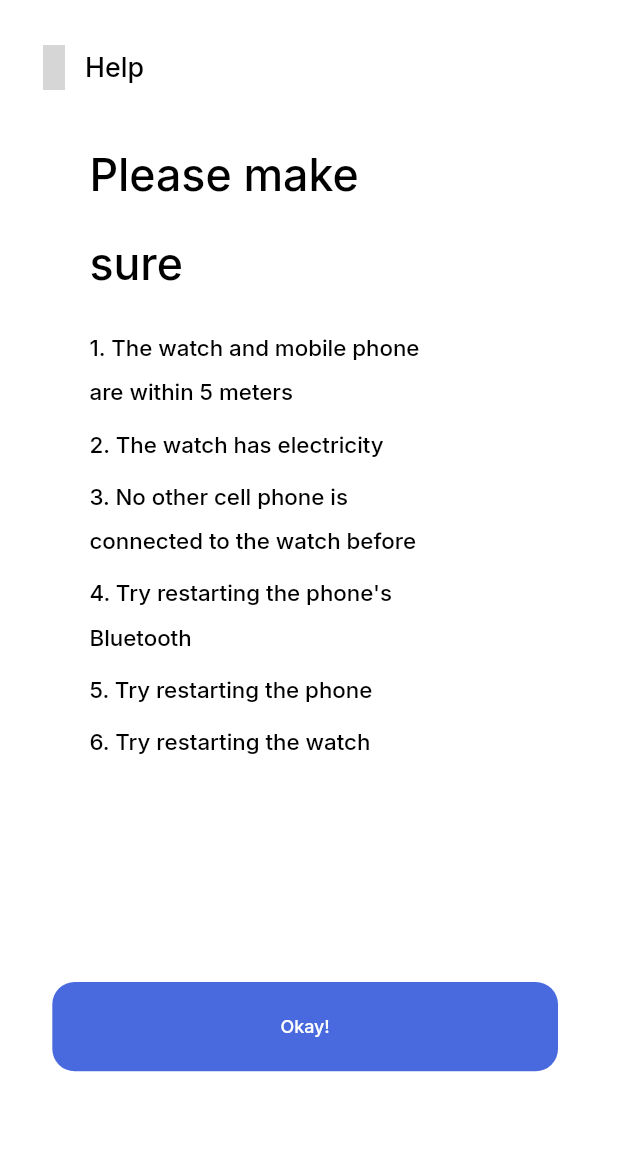
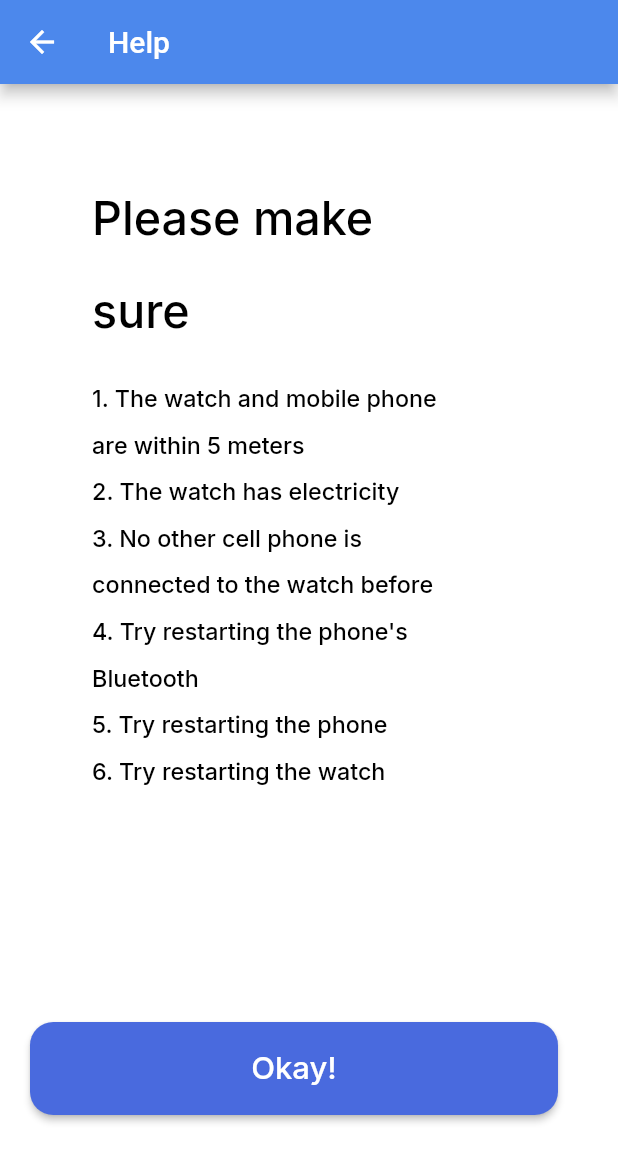
Before and after one commit to MumtazzainA/Alwatzher_MumtazKeren, a Flutter app: the HelpScreen screen opened directly, on a phone screen of 412 x 824 dp. Shown: the top 1162 px of the screen. Run offline on Flutter 3.47's test engine with Material 2 defaults, Android fonts, the phone set to English and light mode, and no system bars; our stand-ins replace equatable, flutter_login, get, google_fonts, image_picker; grey boxes are pictures that could not be loaded.

Commit message:
Tidy up a Bit

```diff
--- a/lib/pages/connect2_screen.dart
+++ b/lib/pages/connect2_screen.dart
@@ -1,6 +1,7 @@
 import 'package:flutter/material.dart';
 import 'package:google_fonts/google_fonts.dart';
 import 'package:jam/pages/connect3_screen.dart';
+import 'package:jam/pages/help_screen.dart';
 
 class Connect2Screen extends StatefulWidget {
   const Connect2Screen({super.key});
@@ -85,23 +86,26 @@ class _Connect2ScreenState extends State<Connect2Screen> {
               ),
             ),
             Positioned(
-              bottom: 80.0, // Adjust the top positioning as needed
-              left: 137.0, // Adjust the left positioning as needed
-              right: 50.0, // Adjust the right positioning as needed
+              bottom: 80.0,
+              left: 137.0,
+              right: 50.0,
               child: GestureDetector(
                 onTap: () {
-                  // Handle link tap
-                  // Add your desired functionality here, such as navigating to a specific page or performing an action
+                  // Navigasi ke halaman tujuan
+                  Navigator.push(
+                    context,
+                    MaterialPageRoute(builder: (context) => HelpScreen()),
+                  );
+
+                  // Atau tambahkan tindakan yang diinginkan di sini
                 },
                 child: const Text(
                   'No device found?',
                   style: TextStyle(
-                    color: Color(
-                        0xff305CCF), // Set the text color to blue for the link
+                    color: Color(0xff305CCF),
                     fontSize: 16.0,
                     fontWeight: FontWeight.w500,
-                    decoration: TextDecoration
-                        .underline, // Add underline decoration to indicate it's a link
+                    decoration: TextDecoration.underline,
                   ),
                 ),
               ),
--- a/lib/pages/help_screen.dart
+++ b/lib/pages/help_screen.dart
@@ -1,9 +1,16 @@
 import 'package:flutter/material.dart';
+import 'package:jam/pages/connect2_screen.dart';
 
 class HelpScreen extends StatelessWidget {
   @override
   Widget build(BuildContext context) {
     return Scaffold(
+      appBar: AppBar(
+        backgroundColor: Color(0xff4C88EC),
+        title: Text(
+          'Help',
+        ),
+      ),
       body: SingleChildScrollView(
         child: Center(
           child: Container(
@@ -18,36 +25,6 @@ class HelpScreen extends StatelessWidget {
               child: Column(
                 crossAxisAlignment: CrossAxisAlignment.start,
                 children: [
-                  Row(
-                    children: [
-                      Container(
-                        margin: const EdgeInsets.only(right: 10),
-                        child: TextButton(
-                          onPressed: () {},
-                          style: TextButton.styleFrom(padding: EdgeInsets.zero),
-                          child: SizedBox(
-                            width: 30,
-                            height: 60,
-                            child: Image.asset(
-                              'assets/images/back.png',
-                              width: 30,
-                              height: 60,
-                            ),
-                          ),
-                        ),
-                      ),
-                      const Text(
-                        'Help',
-                        style: TextStyle(
-                          fontFamily: 'Inter',
-                          fontSize: 36,
-                          fontWeight: FontWeight.w500,
-                          height: 1.2,
-                          color: Color(0xff000000),
-                        ),
-                      ),
-                    ],
-                  ),
                   const SizedBox(height: 30),
                   Container(
                     margin: const EdgeInsets.only(right: 60),
@@ -70,107 +47,58 @@ class HelpScreen extends StatelessWidget {
                           ),
                         ),
                         const SizedBox(height: 30),
-                        Padding(
-                          padding: const EdgeInsets.only(left: 80),
-                          child: const Text(
-                            '1. The watch and mobile phone are within 5 meters',
-                            style: TextStyle(
-                              fontFamily: 'Inter',
-                              fontSize: 30,
-                              fontWeight: FontWeight.w500,
-                              height: 2,
-                              color: Color(0xff000000),
-                            ),
-                          ),
+                        HelpText(
+                          number: '1',
+                          text:
+                              'The watch and mobile phone are within 5 meters',
                         ),
-                        const SizedBox(height: 10),
-                        Padding(
-                          padding: const EdgeInsets.only(left: 80),
-                          child: const Text(
-                            '2. The watch has electricity',
-                            style: TextStyle(
-                              fontFamily: 'Inter',
-                              fontSize: 30,
-                              fontWeight: FontWeight.w500,
-                              height: 2,
-                              color: Color(0xff000000),
-                            ),
-                          ),
+                        HelpText(
+                          number: '2',
+                          text: 'The watch has electricity',
                         ),
-                        const SizedBox(height: 10),
-                        Padding(
-                          padding: const EdgeInsets.only(left: 80),
-                          child: const Text(
-                            '3. No other cell phone is connected to the watch before',
-                            style: TextStyle(
-                              fontFamily: 'Inter',
-                              fontSize: 30,
-                              fontWeight: FontWeight.w500,
-                              height: 2,
-                              color: Color(0xff000000),
-                            ),
-                          ),
+                        HelpText(
+                          number: '3',
+                          text:
+                              'No other cell phone is connected to the watch before',
                         ),
-                        const SizedBox(height: 10),
-                        Padding(
-                          padding: const EdgeInsets.only(left: 80),
-                          child: const Text(
-                            '4. Try restarting the phone\'s Bluetooth',
-                            style: TextStyle(
-                              fontFamily: 'Inter',
-                              fontSize: 30,
-                              fontWeight: FontWeight.w500,
-                              height: 2,
-                              color: Color(0xff000000),
-                            ),
-                          ),
+                        HelpText(
+                          number: '4',
+                          text: 'Try restarting the phone\'s Bluetooth',
                         ),
-                        const SizedBox(height: 10),
-                        Padding(
-                          padding: const EdgeInsets.only(left: 80),
-                          child: const Text(
-                            '5. Try restarting the phone',
-                            style: TextStyle(
-                              fontFamily: 'Inter',
-                              fontSize: 30,
-                              fontWeight: FontWeight.w500,
-                              height: 2,
-                              color: Color(0xff000000),
-                            ),
-                          ),
+                        HelpText(
+                          number: '5',
+                          text: 'Try restarting the phone',
                         ),
-                        const SizedBox(height: 10),
-                        Padding(
-                          padding: const EdgeInsets.only(left: 80),
-                          child: const Text(
-                            '6. Try restarting the watch',
-                            style: TextStyle(
-                              fontFamily: 'Inter',
-                              fontSize: 30,
-                              fontWeight: FontWeight.w500,
-                              height: 2,
-                              color: Color(0xff000000),
-                            ),
-                          ),
+                        HelpText(
+                          number: '6',
+                          text: 'Try restarting the watch',
                         ),
                       ],
                     ),
                   ),
                   const SizedBox(height: 300),
-                  Container(
-                    margin: EdgeInsets.fromLTRB(30, 0, 0, 0),
-                    width: 680,
-                    height: 120,
-                    decoration: BoxDecoration(
-                      color: Color(0xff496ade),
-                      borderRadius: BorderRadius.circular(30),
-                    ),
-                    child: const Center(
+                  Align(
+                    alignment: Alignment.center,
+                    child: ElevatedButton(
+                      onPressed: () {
+                        Navigator.push(
+                          context,
+                          MaterialPageRoute(
+                              builder: (context) => Connect2Screen()),
+                        );
+                      },
+                      style: ElevatedButton.styleFrom(
+                        primary: Color(0xff496ade),
+                        shape: RoundedRectangleBorder(
+                          borderRadius: BorderRadius.circular(30),
+                        ),
+                        minimumSize: Size(680, 120),
+                      ),
                       child: Text(
                         'Okay!',
                         style: TextStyle(
                           fontFamily: 'Inter',
-                          fontSize: 24,
+                          fontSize: 40,
                           fontWeight: FontWeight.w500,
                           height: 1.2,
                           color: Color(0xffffffff),
@@ -187,3 +115,30 @@ class HelpScreen extends StatelessWidget {
     );
   }
 }
+
+class HelpText extends StatelessWidget {
+  final String number;
+  final String text;
+
+  const HelpText({
+    required this.number,
+    required this.text,
+  });
+
+  @override
+  Widget build(BuildContext context) {
+    return Padding(
+      padding: const EdgeInsets.only(left: 80),
+      child: Text(
+        '$number. $text',
+        style: TextStyle(
+          fontFamily: 'Inter',
+          fontSize: 30,
+          fontWeight: FontWeight.w500,
+          height: 2,
+          color: Color(0xff000000),
+        ),
+      ),
+    );
+  }
+}
--- a/lib/pages/setting_screen.dart
+++ b/lib/pages/setting_screen.dart
@@ -42,7 +42,7 @@ class _SettingScreenState extends State<SettingScreen> {
       appBar: AppBar(
         backgroundColor: Color(0xff4C88EC),
         title: Text(
-          'Settting',
+          'Setting',
         ),
         actions: [
           IconButton(
```
